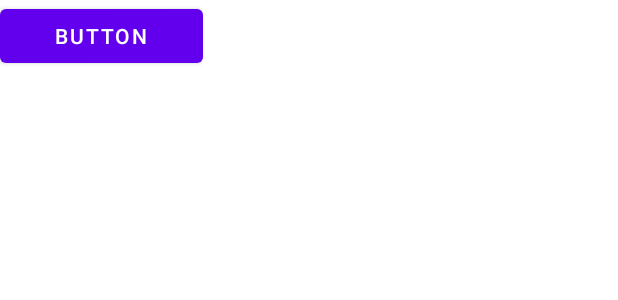
After one commit to trandinhhuy/Android-lab, an Android app: the layout button_topic.xml on its own in the app's theme, with its tools: preview values and no code run, on a phone screen of 412 x 824 dp. The commit adds this screen. Shown: the top 300 px of the screen. Run offline under Robolectric (Android 15) with nearby library versions, the phone set to English and light mode, and no system bars; Roboto replaces fonts that are not available here.

Commit message:
ListEvent

```diff
--- /dev/null
+++ b/app/src/main/res/layout/button_topic.xml
@@ -0,0 +1,13 @@
+<?xml version="1.0" encoding="utf-8"?>
+<LinearLayout xmlns:android="http://schemas.android.com/apk/res/android"
+    xmlns:app="http://schemas.android.com/apk/res-auto"
+    android:layout_width="wrap_content"
+    android:layout_height="wrap_content"
+    android:orientation="horizontal">
+
+    <Button
+        android:id="@+id/buttonTopicView"
+        android:layout_width="135dp"
+        android:layout_height="wrap_content"
+        android:text="Button" />
+</LinearLayout>
--- a/app/src/main/res/layout/list_event.xml
+++ b/app/src/main/res/layout/list_event.xml
@@ -13,8 +13,9 @@
     </TextView>
     <ListView
         android:id="@+id/list_event"
-        android:layout_width="match_parent"
+        android:layout_width="wrap_content"
         android:layout_height="match_parent"
         android:dividerHeight="20dp"
+        android:layout_gravity="center"
         android:divider="@color/white"/>
 </LinearLayout>
```
Also changed, not shown: app/src/main/java/com/example/everhope/AllEventActivity.java (+10 -0 lines), app/src/main/java/com/example/everhope/FragmentAllEvent/ListEventFragment.java (+53 -0 lines), app/src/main/java/com/example/everhope/FragmentAllEvent/SearchEventFragment.java (+58 -0 lines), app/src/main/res/layout/search_event.xml (+6 -1 lines).
